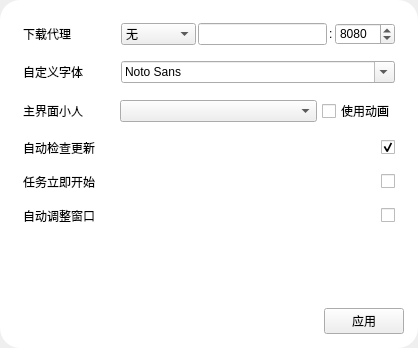
Icexbb/SekaiSubtitle-Python, file src/gui/design/WidgetSetting.ui: the form before one commit.
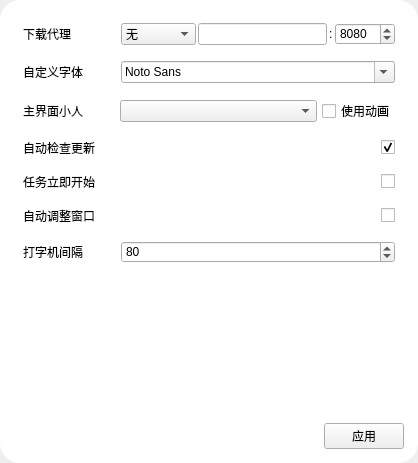
The form after the commit.

Commit message: Update adjustable typer affect interval

What changed in the file:
```diff
--- a/src/gui/design/WidgetSetting.ui
+++ b/src/gui/design/WidgetSetting.ui
@@ -7,7 +7,7 @@
     <x>0</x>
     <y>0</y>
     <width>418</width>
-    <height>348</height>
+    <height>463</height>
    </rect>
   </property>
   <property name="windowTitle">
@@ -77,7 +77,7 @@
            <x>0</x>
            <y>0</y>
            <width>400</width>
-           <height>281</height>
+           <height>396</height>
           </rect>
          </property>
          <layout class="QVBoxLayout" name="verticalLayout_3">
@@ -383,6 +383,42 @@
             </item>
            </layout>
           </item>
+          <item>
+           <layout class="QHBoxLayout" name="horizontalLayout_9" stretch="1,3">
+            <property name="leftMargin">
+             <number>5</number>
+            </property>
+            <property name="topMargin">
+             <number>5</number>
+            </property>
+            <property name="rightMargin">
+             <number>5</number>
+            </property>
+            <property name="bottomMargin">
+             <number>5</number>
+            </property>
+            <item>
+             <widget class="QLabel" name="label_7">
+              <property name="text">
+               <string>打字机间隔</string>
+              </property>
+             </widget>
+            </item>
+            <item>
+             <widget class="QSpinBox" name="SettingTyperSpin">
+              <property name="maximum">
+               <number>1000</number>
+              </property>
+              <property name="singleStep">
+               <number>10</number>
+              </property>
+              <property name="value">
+               <number>80</number>
+              </property>
+             </widget>
+            </item>
+           </layout>
+          </item>
           <item>
            <spacer name="verticalSpacer">
             <property name="orientation">
```
The commit also changes 6 other files.
